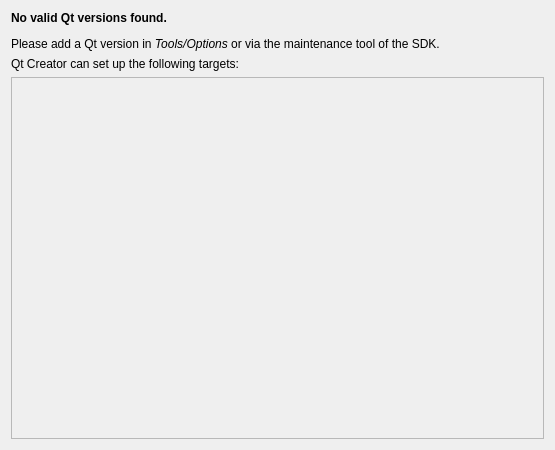
qt-creator/qt-creator, file src/plugins/qt4projectmanager/wizards/targetsetuppage.ui: the form before one commit.
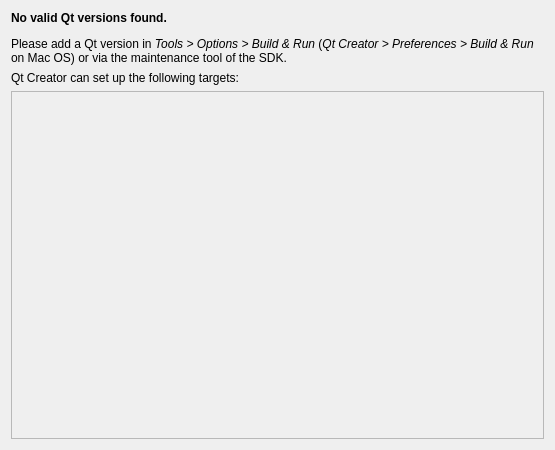
The form after the commit.

Commit message: Better error message.

The edit to the form file:
```diff
--- a/src/plugins/qt4projectmanager/wizards/targetsetuppage.ui
+++ b/src/plugins/qt4projectmanager/wizards/targetsetuppage.ui
@@ -17,7 +17,10 @@
    <item>
     <widget class="QLabel" name="noValidQtVersionsLabel">
      <property name="text">
-      <string>&lt;html&gt;&lt;head/&gt;&lt;body&gt;&lt;p&gt;&lt;b&gt;No valid Qt versions found.&lt;/b&gt;&lt;/p&gt;&lt;p&gt;Please add a Qt version in &lt;i&gt;Tools/Options&lt;/i&gt; or via the maintenance tool of the SDK.&lt;/p&gt;&lt;/body&gt;&lt;/html&gt;</string>
+      <string>&lt;html&gt;&lt;head/&gt;&lt;body&gt;&lt;p&gt;&lt;span style=&quot; font-weight:600;&quot;&gt;No valid Qt versions found.&lt;/span&gt;&lt;/p&gt;&lt;p&gt;Please add a Qt version in &lt;span style=&quot; font-style:italic;&quot;&gt;Tools &amp;gt; Options &amp;gt; Build &amp;amp; Run&lt;/span&gt; (&lt;span style=&quot; font-style:italic;&quot;&gt;Qt Creator &amp;gt; Preferences &amp;gt; Build &amp;amp; Run &lt;/span&gt;on Mac OS) or via the maintenance tool of the SDK.&lt;/p&gt;&lt;/body&gt;&lt;/html&gt;</string>
+     </property>
+     <property name="wordWrap">
+      <bool>true</bool>
      </property>
     </widget>
    </item>
```
